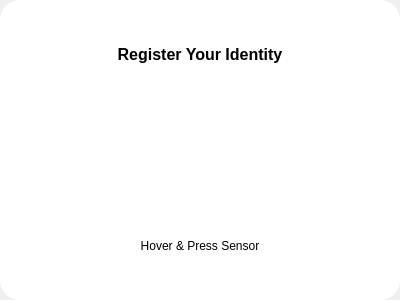
Above: src/views/register_views/fingerprint_view.ui from devforgely/MFA-Simulator before the change. Below: the same form after it.
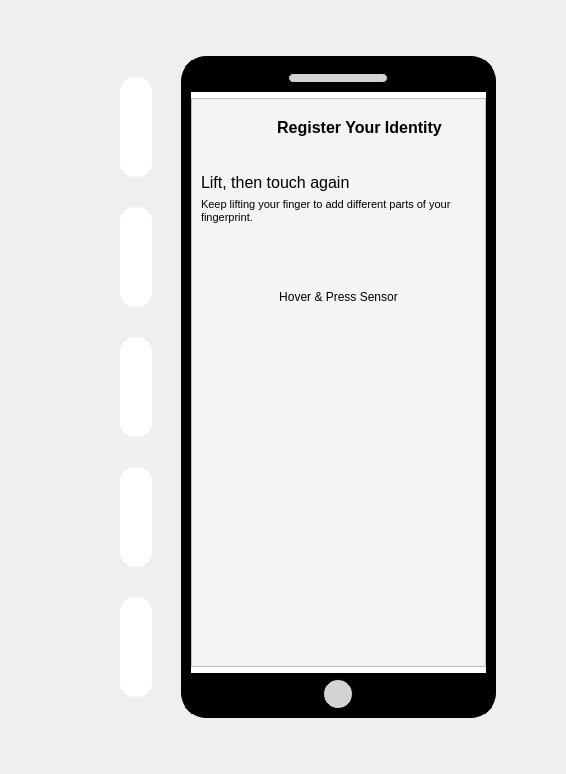
That is the form after the change. Icons and pictures are not drawn. Custom widgets are drawn as their Qt base class.

Commit message: update picture password and fingerprint method

```diff
--- a/src/views/register_views/fingerprint_view.ui
+++ b/src/views/register_views/fingerprint_view.ui
@@ -6,15 +6,15 @@
    <rect>
     <x>0</x>
     <y>0</y>
-    <width>400</width>
-    <height>300</height>
+    <width>566</width>
+    <height>774</height>
    </rect>
   </property>
-  <property name="maximumSize">
-   <size>
-    <width>400</width>
-    <height>300</height>
-   </size>
+  <property name="sizePolicy">
+   <sizepolicy hsizetype="Expanding" vsizetype="Expanding">
+    <horstretch>0</horstretch>
+    <verstretch>0</verstretch>
+   </sizepolicy>
   </property>
   <property name="windowTitle">
    <string>Form</string>
@@ -24,20 +24,217 @@
   </property>
   <property name="styleSheet">
    <string notr="true">#frame {
-	background-color: white;
-	border-radius: 20px;
+	background-color: #f4f4f4;
+}
+
+#title {
+	font-weight: bold;
+	font-size: 12pt;
 }
 
 #fingerprint_btn {
 	border: none;
 	margin: 20px 0px;
 }
-</string>
+
+#finger_container QPushButton {
+	max-width: 80px;
+	height: 100px;
+	border: none;
+	background-color: #fff;
+	border-radius: 15%;
+}
+
+#finger_container QPushButton:checked {
+	border: 3px solid #4070f4;
+}
+
+#phone_frame {
+	border: 10px solid black;
+	border-radius: 25px;
+	background-color: white;
+}
+
+#phone_top, #phone_bottom {
+	background-color: black;
+}
+
+#phone_top_design {
+	background-color: lightgrey;
+	border: 1px solid;
+	border-radius: 5px;
+}
+
+#phone_bottom_design {
+	background-color: lightgrey;
+	border: 1px solid;
+	border-radius: 15px;
+}</string>
+  </property>
+  <layout class="QHBoxLayout" name="horizontalLayout_2">
+   <property name="spacing">
+    <number>20</number>
+   </property>
+   <item>
+    <widget class="QWidget" name="finger_container" native="true">
+     <property name="sizePolicy">
+      <sizepolicy hsizetype="Preferred" vsizetype="Maximum">
+       <horstretch>0</horstretch>
+       <verstretch>0</verstretch>
+      </sizepolicy>
+     </property>
+     <property name="minimumSize">
+      <size>
+       <width>150</width>
+       <height>0</height>
+      </size>
+     </property>
+     <property name="styleSheet">
+      <string notr="true"/>
   </property>
   <layout class="QVBoxLayout" name="verticalLayout">
    <property name="spacing">
-    <number>0</number>
-   </property>
+       <number>30</number>
+      </property>
+      <item alignment="Qt::AlignRight">
+       <widget class="ShadowButton" name="fp3_btn">
+        <property name="cursor">
+         <cursorShape>PointingHandCursor</cursorShape>
+        </property>
+        <property name="text">
+         <string/>
+        </property>
+        <property name="icon">
+         <iconset>
+          <normaloff>../../data/fingerprints/fp1.png</normaloff>../../data/fingerprints/fp1.png</iconset>
+        </property>
+        <property name="iconSize">
+         <size>
+          <width>70</width>
+          <height>100</height>
+         </size>
+        </property>
+        <property name="checkable">
+         <bool>true</bool>
+        </property>
+       </widget>
+      </item>
+      <item alignment="Qt::AlignRight">
+       <widget class="ShadowButton" name="fp2_btn">
+        <property name="cursor">
+         <cursorShape>PointingHandCursor</cursorShape>
+        </property>
+        <property name="text">
+         <string/>
+        </property>
+        <property name="icon">
+         <iconset>
+          <normaloff>../../data/fingerprints/fp2.png</normaloff>../../data/fingerprints/fp2.png</iconset>
+        </property>
+        <property name="iconSize">
+         <size>
+          <width>70</width>
+          <height>100</height>
+         </size>
+        </property>
+        <property name="checkable">
+         <bool>true</bool>
+        </property>
+       </widget>
+      </item>
+      <item alignment="Qt::AlignRight">
+       <widget class="ShadowButton" name="fp1_btn">
+        <property name="cursor">
+         <cursorShape>PointingHandCursor</cursorShape>
+        </property>
+        <property name="text">
+         <string/>
+        </property>
+        <property name="icon">
+         <iconset>
+          <normaloff>../../data/fingerprints/fp3.png</normaloff>../../data/fingerprints/fp3.png</iconset>
+        </property>
+        <property name="iconSize">
+         <size>
+          <width>70</width>
+          <height>100</height>
+         </size>
+        </property>
+        <property name="checkable">
+         <bool>true</bool>
+        </property>
+       </widget>
+      </item>
+      <item alignment="Qt::AlignRight">
+       <widget class="ShadowButton" name="fp4_btn">
+        <property name="cursor">
+         <cursorShape>PointingHandCursor</cursorShape>
+        </property>
+        <property name="text">
+         <string/>
+        </property>
+        <property name="icon">
+         <iconset>
+          <normaloff>../../data/fingerprints/fp4.png</normaloff>../../data/fingerprints/fp4.png</iconset>
+        </property>
+        <property name="iconSize">
+         <size>
+          <width>70</width>
+          <height>100</height>
+         </size>
+        </property>
+        <property name="checkable">
+         <bool>true</bool>
+        </property>
+       </widget>
+      </item>
+      <item alignment="Qt::AlignRight">
+       <widget class="ShadowButton" name="fp5_btn">
+        <property name="cursor">
+         <cursorShape>PointingHandCursor</cursorShape>
+        </property>
+        <property name="text">
+         <string/>
+        </property>
+        <property name="icon">
+         <iconset>
+          <normaloff>../../data/fingerprints/fp5.png</normaloff>../../data/fingerprints/fp5.png</iconset>
+        </property>
+        <property name="iconSize">
+         <size>
+          <width>70</width>
+          <height>100</height>
+         </size>
+        </property>
+        <property name="checkable">
+         <bool>true</bool>
+        </property>
+       </widget>
+      </item>
+     </layout>
+    </widget>
+   </item>
+   <item>
+    <widget class="ShadowFrame" name="phone_frame">
+     <property name="minimumSize">
+      <size>
+       <width>315</width>
+       <height>500</height>
+      </size>
+     </property>
+     <property name="maximumSize">
+      <size>
+       <width>315</width>
+       <height>662</height>
+      </size>
+     </property>
+     <property name="frameShape">
+      <enum>QFrame::NoFrame</enum>
+     </property>
+     <property name="frameShadow">
+      <enum>QFrame::Raised</enum>
+     </property>
+     <layout class="QVBoxLayout" name="verticalLayout_2">
    <property name="leftMargin">
     <number>0</number>
    </property>
@@ -50,6 +247,55 @@
    <property name="bottomMargin">
     <number>0</number>
    </property>
+      <item>
+       <widget class="QWidget" name="phone_top" native="true">
+        <property name="maximumSize">
+         <size>
+          <width>16777215</width>
+          <height>30</height>
+         </size>
+        </property>
+        <layout class="QHBoxLayout" name="horizontalLayout_5">
+         <property name="leftMargin">
+          <number>0</number>
+         </property>
+         <property name="topMargin">
+          <number>7</number>
+         </property>
+         <property name="rightMargin">
+          <number>0</number>
+         </property>
+         <property name="bottomMargin">
+          <number>9</number>
+         </property>
+         <item>
+          <widget class="QLabel" name="phone_top_design">
+           <property name="sizePolicy">
+            <sizepolicy hsizetype="Preferred" vsizetype="Fixed">
+             <horstretch>0</horstretch>
+             <verstretch>0</verstretch>
+            </sizepolicy>
+           </property>
+           <property name="minimumSize">
+            <size>
+             <width>0</width>
+             <height>0</height>
+            </size>
+           </property>
+           <property name="maximumSize">
+            <size>
+             <width>100</width>
+             <height>10</height>
+            </size>
+           </property>
+           <property name="text">
+            <string/>
+           </property>
+          </widget>
+         </item>
+        </layout>
+       </widget>
+      </item>
    <item>
     <widget class="QFrame" name="frame">
      <property name="frameShape">
@@ -58,16 +304,36 @@
      <property name="frameShadow">
       <enum>QFrame::Raised</enum>
      </property>
-     <layout class="QVBoxLayout" name="verticalLayout_2">
+        <layout class="QVBoxLayout" name="verticalLayout_3">
       <item>
-       <widget class="QLabel" name="label">
-        <property name="font">
-         <font>
-          <pointsize>12</pointsize>
-          <weight>75</weight>
-          <bold>true</bold>
-         </font>
-        </property>
+          <layout class="QHBoxLayout" name="horizontalLayout">
+           <property name="topMargin">
+            <number>10</number>
+           </property>
+           <property name="bottomMargin">
+            <number>30</number>
+           </property>
+           <item>
+            <widget class="QLabel" name="label_4">
+             <property name="maximumSize">
+              <size>
+               <width>36</width>
+               <height>36</height>
+              </size>
+             </property>
+             <property name="text">
+              <string/>
+             </property>
+             <property name="pixmap">
+              <pixmap>../../resources/icons/finger.svg</pixmap>
+             </property>
+             <property name="scaledContents">
+              <bool>true</bool>
+             </property>
+            </widget>
+           </item>
+           <item>
+            <widget class="QLabel" name="title">
         <property name="text">
          <string>Register Your Identity</string>
         </property>
@@ -76,6 +342,44 @@
         </property>
        </widget>
       </item>
+          </layout>
+         </item>
+         <item>
+          <widget class="QLabel" name="short_instruction">
+           <property name="sizePolicy">
+            <sizepolicy hsizetype="Preferred" vsizetype="Maximum">
+             <horstretch>0</horstretch>
+             <verstretch>0</verstretch>
+            </sizepolicy>
+           </property>
+           <property name="styleSheet">
+            <string notr="true">font-size: 12pt;
+font-weight: 400;</string>
+           </property>
+           <property name="text">
+            <string>Lift, then touch again</string>
+           </property>
+          </widget>
+         </item>
+         <item>
+          <widget class="QLabel" name="long_instruction">
+           <property name="sizePolicy">
+            <sizepolicy hsizetype="Preferred" vsizetype="Maximum">
+             <horstretch>0</horstretch>
+             <verstretch>0</verstretch>
+            </sizepolicy>
+           </property>
+           <property name="styleSheet">
+            <string notr="true">font-size: 8pt;</string>
+           </property>
+           <property name="text">
+            <string>Keep lifting your finger to add different parts of your fingerprint.</string>
+           </property>
+           <property name="wordWrap">
+            <bool>true</bool>
+           </property>
+          </widget>
+         </item>
       <item alignment="Qt::AlignHCenter">
        <widget class="QPushButton" name="fingerprint_btn">
         <property name="sizePolicy">
@@ -111,7 +415,7 @@
         </property>
        </widget>
       </item>
-      <item>
+         <item alignment="Qt::AlignHCenter">
        <widget class="QLabel" name="instruction_label">
         <property name="text">
          <string>Hover &amp; Press Sensor</string>
@@ -121,11 +425,99 @@
         </property>
        </widget>
       </item>
+         <item>
+          <spacer name="verticalSpacer">
+           <property name="orientation">
+            <enum>Qt::Vertical</enum>
+           </property>
+           <property name="sizeHint" stdset="0">
+            <size>
+             <width>20</width>
+             <height>157</height>
+            </size>
+           </property>
+          </spacer>
+         </item>
      </layout>
     </widget>
    </item>
-  </layout>
- </widget>
+      <item>
+       <widget class="QWidget" name="phone_bottom" native="true">
+        <property name="maximumSize">
+         <size>
+          <width>16777215</width>
+          <height>35</height>
+         </size>
+        </property>
+        <layout class="QHBoxLayout" name="horizontalLayout_6">
+         <property name="spacing">
+          <number>0</number>
+         </property>
+         <property name="leftMargin">
+          <number>0</number>
+         </property>
+         <property name="topMargin">
+          <number>6</number>
+         </property>
+         <property name="rightMargin">
+          <number>0</number>
+         </property>
+         <property name="bottomMargin">
+          <number>0</number>
+         </property>
+         <item>
+          <widget class="QLabel" name="phone_bottom_design">
+           <property name="sizePolicy">
+            <sizepolicy hsizetype="Fixed" vsizetype="Fixed">
+             <horstretch>0</horstretch>
+             <verstretch>0</verstretch>
+            </sizepolicy>
+           </property>
+           <property name="minimumSize">
+            <size>
+             <width>30</width>
+             <height>30</height>
+            </size>
+           </property>
+           <property name="text">
+            <string/>
+           </property>
+          </widget>
+         </item>
+        </layout>
+       </widget>
+      </item>
+     </layout>
+    </widget>
+   </item>
+   <item>
+    <spacer name="horizontalSpacer">
+     <property name="orientation">
+      <enum>Qt::Horizontal</enum>
+     </property>
+     <property name="sizeHint" stdset="0">
+      <size>
+       <width>40</width>
+       <height>20</height>
+      </size>
+     </property>
+    </spacer>
+   </item>
+  </layout>
+ </widget>
+ <customwidgets>
+  <customwidget>
+   <class>ShadowFrame</class>
+   <extends>QFrame</extends>
+   <header location="global">widgets/shadow.h</header>
+   <container>1</container>
+  </customwidget>
+  <customwidget>
+   <class>ShadowButton</class>
+   <extends>QPushButton</extends>
+   <header location="global">widgets/shadow.h</header>
+  </customwidget>
+ </customwidgets>
  <resources/>
  <connections/>
 </ui>
```
Left out of the diff: 3 changed lines with no effect on the pictures. Lines whose indentation alone changed are shown as unchanged. The commit also changes 20 other files.
